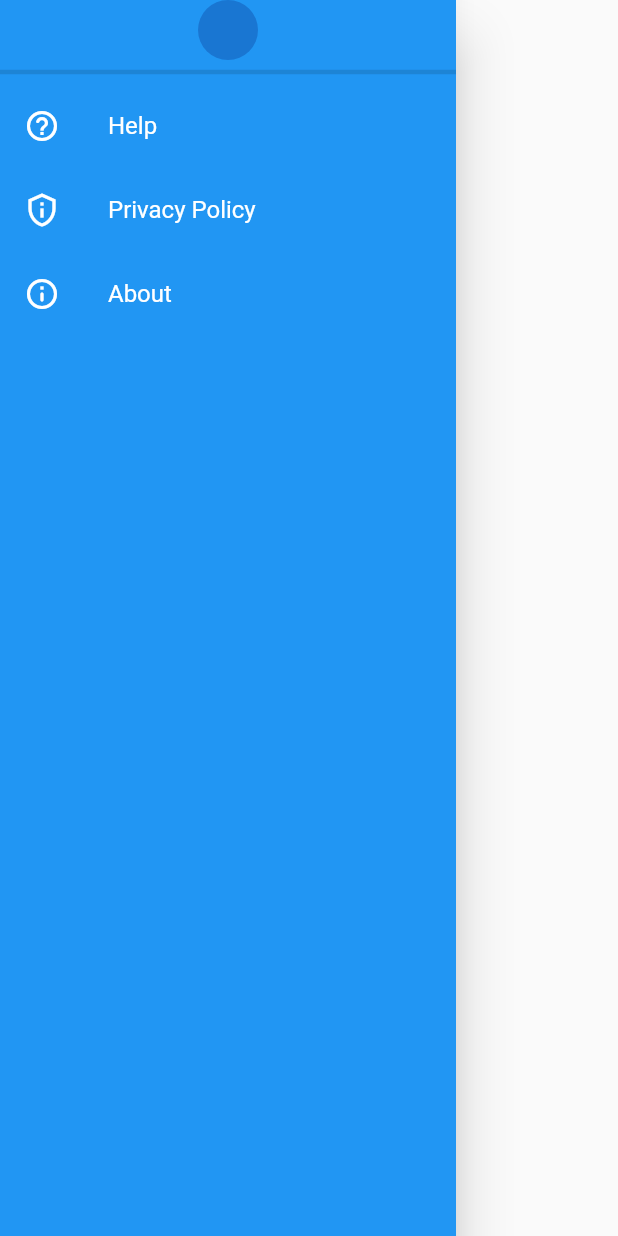
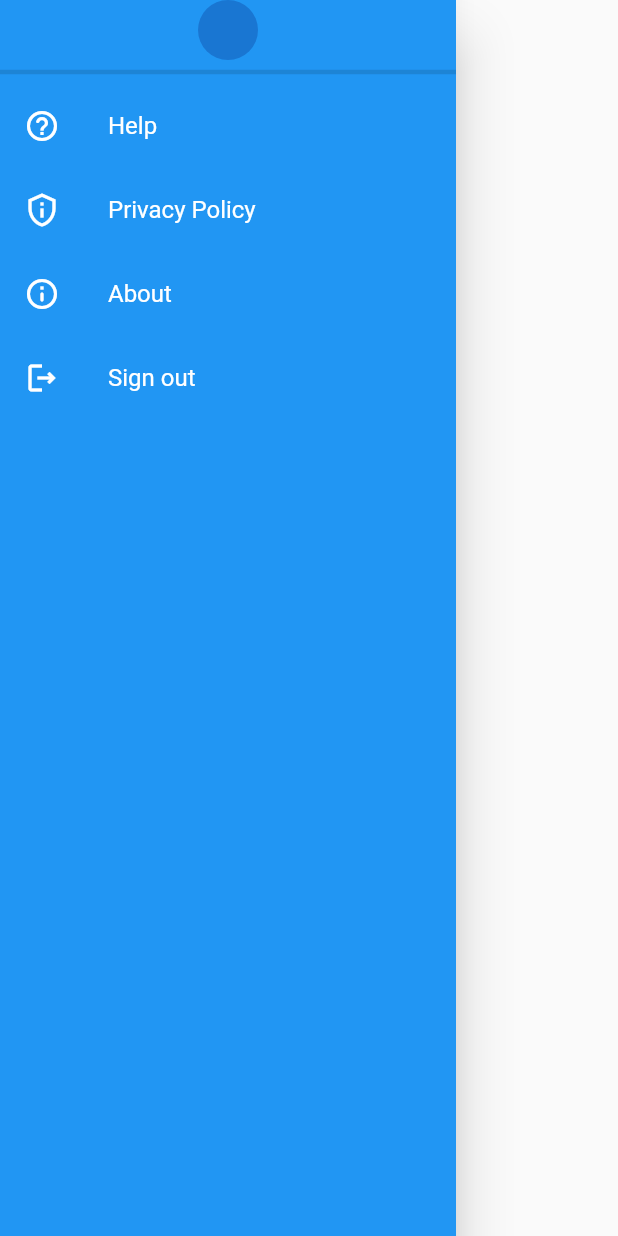
Before and after one commit to nicoitorma/qr_attendance_flut, a Flutter app: what drawer() shows on an empty page, opened directly, on a phone screen of 412 x 824 dp. Run offline on Flutter 3.47's test engine with Material 2 defaults, Android fonts, the light colour scheme and no system bars; our stand-ins replace firebase_auth, firebase_core, page_transition, qr_flutter, sqflite; missing offline and left inert: firebase_ui_auth, qr_code_scanner; accounts and stored records are empty.

Commit message:
v1.0.0+7

```diff
--- a/lib/Views/drawer.dart
+++ b/lib/Views/drawer.dart
@@ -1,3 +1,4 @@
+import 'package:firebase_ui_auth/firebase_ui_auth.dart';
 import 'package:flutter/material.dart';
 import 'package:qr_attendance_flut/values/strings.dart';
 
@@ -36,6 +37,17 @@ Widget drawer(var context) => Drawer(
           onTap: () {
             Navigator.pop(context);
           },
+        ),
+        ListTile(
+          selectedColor: Colors.grey,
+          textColor: Colors.white,
+          iconColor: Colors.white,
+          title: Text(labelSignout),
+          leading: const Icon(Icons.logout_outlined),
+          onTap: () {
+            FirebaseUIAuth.signOut();
+            Navigator.pushReplacementNamed(context, '/sign-in');
+          },
         )
       ],
     ));
--- a/lib/values/strings.dart
+++ b/lib/values/strings.dart
@@ -20,9 +20,11 @@ String labelDept = 'Department';
 String labelCreateQr = 'CREATE QR';
 String labelQrCodes = 'QR Codes';
 
+/// Drawer
 String labelHelp = 'Help';
 String labelPrivPol = 'Privacy Policy';
 String labelAbout = 'About';
+String labelSignout = 'Sign out';
 
 String labelEmptyFieldError = ' cannot be empty';
 String labelNoItem = 'No Item Available';
--- a/pubspec.yaml
+++ b/pubspec.yaml
@@ -43,6 +43,11 @@ dependencies:
   # The following adds the Cupertino Icons font to your application.
   # Use with the CupertinoIcons class for iOS style icons.
   cupertino_icons: ^1.0.2
+  firebase_analytics: ^10.4.3
+  firebase_auth: ^4.6.3
+  cloud_firestore: ^4.8.1
+  firebase_core: ^2.14.0
+  firebase_ui_auth: ^1.4.3
 
 dev_dependencies:
   flutter_test:
```
Also changed, not shown: lib/Controller/login_provider.dart (added, +47 -0 lines), lib/Views/login.dart (added, +25 -0 lines), lib/main.dart (+16 -2 lines), lib/firebase_options.dart (added), pubspec.lock, 9 other files.
